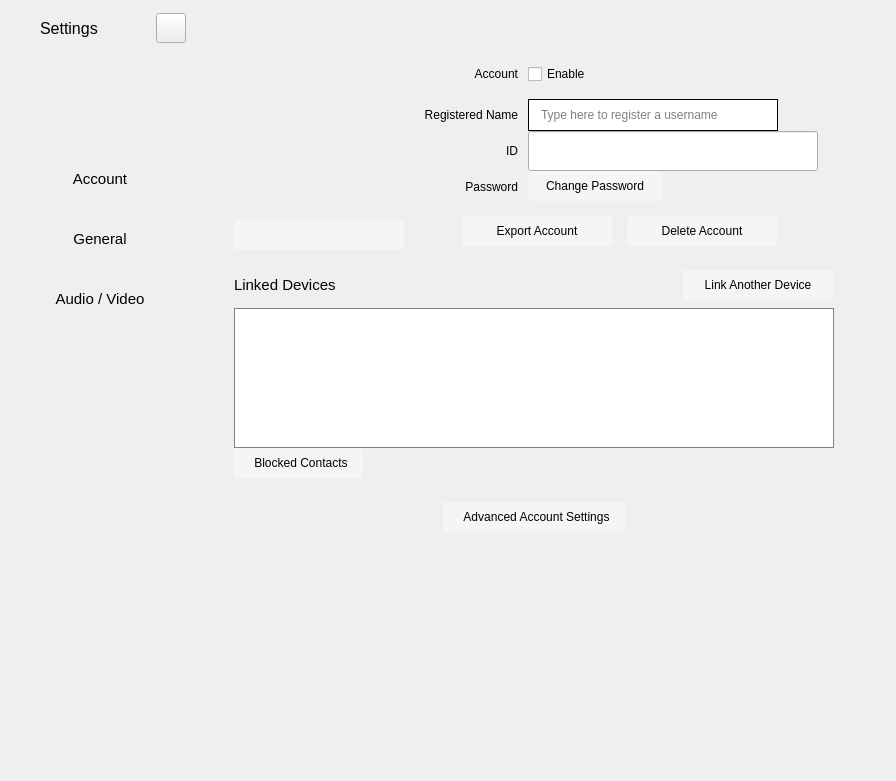
Old version of the form settingswidget.ui in the repository savoirfairelinux/jami-client-windows.
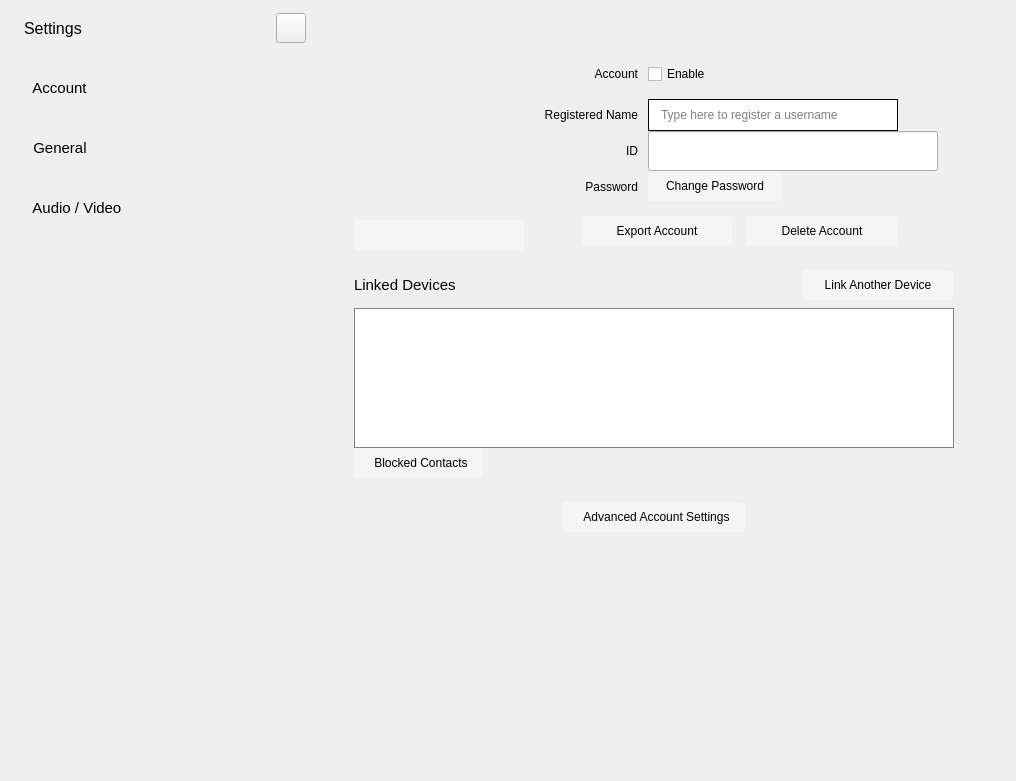
New version of the form. The open tabs and pages were chosen to show the change. Icons and pictures are not drawn. Custom widgets are drawn as their Qt base class.

Commit message: cleanup: code quality and ui fixes to jami/SIP account settings

```diff
--- a/settingswidget.ui
+++ b/settingswidget.ui
@@ -6,7 +6,7 @@
    <rect>
     <x>0</x>
     <y>0</y>
-    <width>896</width>
+    <width>1016</width>
     <height>781</height>
    </rect>
   </property>
@@ -60,13 +60,13 @@
         </property>
         <property name="minimumSize">
          <size>
-          <width>0</width>
+          <width>320</width>
           <height>0</height>
          </size>
         </property>
         <property name="maximumSize">
          <size>
-          <width>16777215</width>
+          <width>380</width>
           <height>16777215</height>
          </size>
         </property>
@@ -79,7 +79,7 @@
         <property name="styleSheet">
          <string notr="true"/>
         </property>
-        <layout class="QVBoxLayout" name="leftVerticalLayout" stretch="0,0,0,1,0,0,0,5">
+        <layout class="QVBoxLayout" name="leftVerticalLayout" stretch="0,0,0,0,0,0,0">
          <property name="spacing">
           <number>0</number>
          </property>
@@ -129,7 +129,7 @@
              </property>
              <property name="sizeHint" stdset="0">
               <size>
-               <width>40</width>
+               <width>24</width>
                <height>20</height>
               </size>
              </property>
@@ -204,19 +204,6 @@
            </property>
           </spacer>
          </item>
-         <item>
-          <spacer name="verticalSpacer_6">
-           <property name="orientation">
-            <enum>Qt::Vertical</enum>
-           </property>
-           <property name="sizeHint" stdset="0">
-            <size>
-             <width>20</width>
-             <height>40</height>
-            </size>
-           </property>
-          </spacer>
-         </item>
          <item>
           <widget class="QPushButton" name="accountSettingsButton">
            <property name="sizePolicy">
@@ -248,10 +235,20 @@
             <bool>true</bool>
            </property>
            <property name="styleSheet">
-            <string notr="true"/>
+            <string notr="true">Text-align:left; padding-left:24px</string>
            </property>
            <property name="text">
-            <string>Account</string>
+            <string>  Account</string>
+           </property>
+           <property name="icon">
+            <iconset resource="ressources.qrc">
+             <normaloff>:/images/icons/baseline-people-24px.svg</normaloff>:/images/icons/baseline-people-24px.svg</iconset>
+           </property>
+           <property name="iconSize">
+            <size>
+             <width>24</width>
+             <height>24</height>
+            </size>
            </property>
            <property name="checkable">
             <bool>true</bool>
@@ -292,10 +289,14 @@
             <bool>true</bool>
            </property>
            <property name="styleSheet">
-            <string notr="true"/>
+            <string notr="true">Text-align:left; padding-left:24px</string>
            </property>
            <property name="text">
-            <string>General</string>
+            <string>  General</string>
+           </property>
+           <property name="icon">
+            <iconset resource="ressources.qrc">
+             <normaloff>:/images/icons/round-settings-24px.svg</normaloff>:/images/icons/round-settings-24px.svg</iconset>
            </property>
            <property name="checkable">
             <bool>true</bool>
@@ -336,10 +337,14 @@
             <bool>true</bool>
            </property>
            <property name="styleSheet">
-            <string notr="true"/>
+            <string notr="true">Text-align:left; padding-left:24px</string>
            </property>
            <property name="text">
-            <string>Audio / Video</string>
+            <string>  Audio / Video</string>
+           </property>
+           <property name="icon">
+            <iconset resource="ressources.qrc">
+             <normaloff>:/images/icons/baseline-desktop_windows-24px.svg</normaloff>:/images/icons/baseline-desktop_windows-24px.svg</iconset>
            </property>
            <property name="checkable">
             <bool>true</bool>
@@ -1120,8 +1125,8 @@
                  <rect>
                   <x>0</x>
                   <y>0</y>
-                  <width>625</width>
-                  <height>580</height>
+                  <width>696</width>
+                  <height>781</height>
                  </rect>
                 </property>
                 <property name="styleSheet">
```
Left out of the diff: 12 changed lines with no effect on the pictures. The commit also changes 13 other files.
